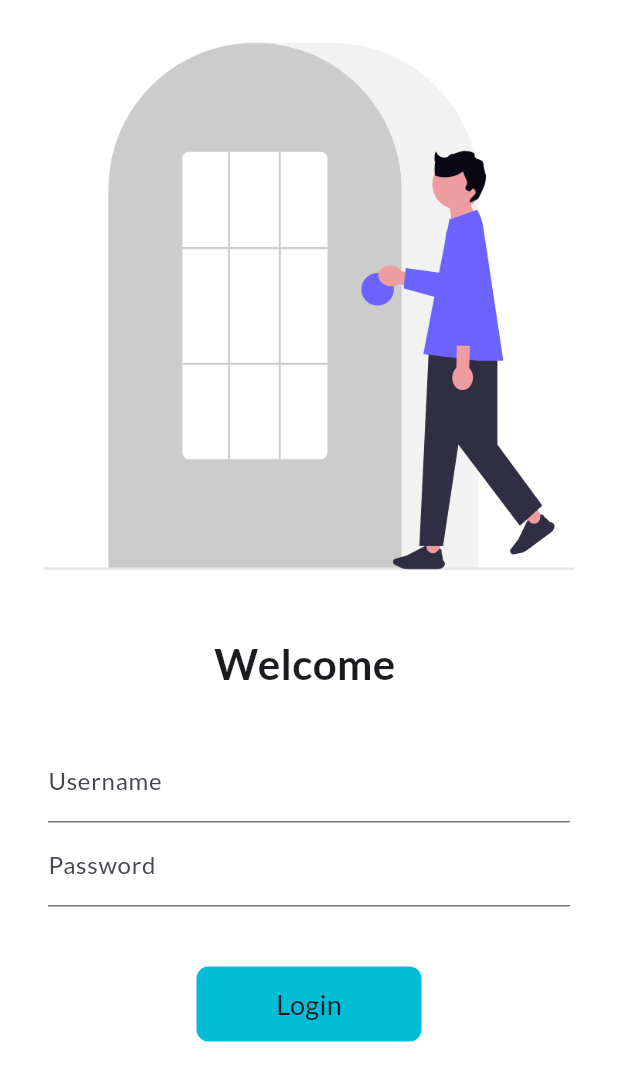
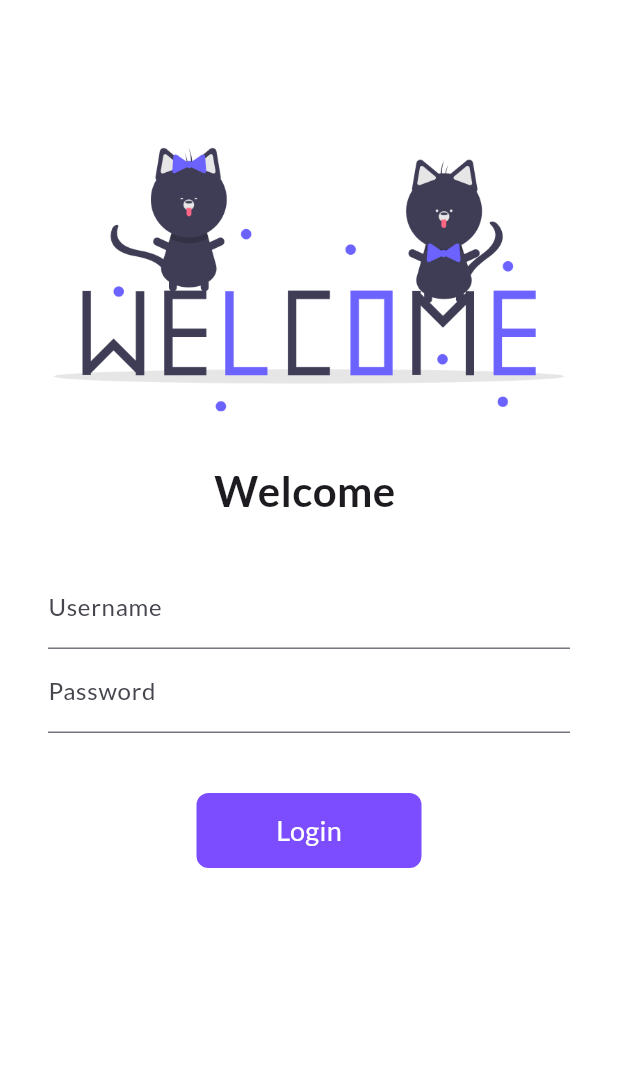
Before and after one commit to awais-yousaf75/flutter_30days, a Flutter app: the screen it shows after launch, on a phone screen of 412 x 824 dp. Shown: the top 1081 px of the screen. Run offline on Flutter 3.47's test engine with Material 3 defaults, Android fonts, the phone set to English and light mode, and no system bars; our stand-ins replace google_fonts.

Commit message:
day 8 completed

```diff
--- a/lib/main.dart
+++ b/lib/main.dart
@@ -19,7 +19,6 @@
       theme: ThemeData(
         primarySwatch: Colors.cyan,
         fontFamily: GoogleFonts.lato().fontFamily,
-        textTheme: GoogleFonts.latoTextTheme(),
       ),
       debugShowCheckedModeBanner: false,
       initialRoute: "/",
--- a/lib/pages/login_page.dart
+++ b/lib/pages/login_page.dart
@@ -12,15 +12,33 @@
   String name = "";
   bool changeButton = false;
 
+  final _formKey = GlobalKey<FormState>();
+
+  void moveToHome(BuildContext context) async {
+    if (_formKey.currentState!.validate()) {
+      setState(() {
+        changeButton = true;
+      });
+      await Future.delayed(Duration(seconds: 1));
+      await Navigator.pushNamed(context, MyRoutes.homeRoute);
+      setState(() {
+        changeButton = false;
+      });
+    }
+  }
+
   @override
   Widget build(BuildContext context) {
     return Material(
       color: Colors.white,
       child: SingleChildScrollView(
+        child: Form(
+          key: _formKey,
           child: Column(
             crossAxisAlignment: .center,
             children: [
-            Image.asset("assets/images/login.png", fit: BoxFit.fill),
+              const SizedBox(height: 80),
+              Image.asset("assets/images/welcome-cats.png", fit: BoxFit.fill),
               const SizedBox(height: 14),
               Text(
                 "Welcome $name",
@@ -43,6 +61,12 @@
                         name = value;
                         setState(() {});
                       },
+                      validator: (value) {
+                        if (value!.isEmpty) {
+                          return "Username cannot be empty.";
+                        }
+                        return null;
+                      },
                     ),
                     TextFormField(
                       obscureText: true,
@@ -50,29 +74,38 @@
                         hintText: "Enter password",
                         labelText: "Password",
                       ),
+                      validator: (value) {
+                        if (value!.isEmpty) {
+                          return "Password cannot be empty.";
+                        } else if (value.length < 6) {
+                          return "Length should be greater then 6.";
+                        }
+                        return null;
+                      },
                     ),
                     const SizedBox(height: 40),
 
-                  InkWell(
-                    onTap: () async {
-                      setState(() {
-                        changeButton = true;
-                      });
-                      await Future.delayed(Duration(seconds: 1));
-                      Navigator.pushNamed(context, MyRoutes.homeRoute);
-                    },
+                    Material(
+                      borderRadius: .circular(changeButton ? 50 : 8),
+                      color: Colors.deepPurpleAccent,
+                      child: InkWell(
+                        splashColor: Colors.black26,
+                        onTap: () => moveToHome(context),
                         child: AnimatedContainer(
                           height: 50,
                           width: changeButton ? 50 : 150,
                           alignment: .center,
-                      decoration: BoxDecoration(
-                        color: Colors.cyan,
-                        borderRadius: .circular(changeButton ? 50 : 8),
-                      ),
                           duration: Duration(seconds: 1),
                           child: changeButton
                               ? Icon(Icons.done)
-                          : Text("Login", style: TextStyle(fontSize: 18)),
+                              : Text(
+                                  "Login",
+                                  style: TextStyle(
+                                    fontSize: 18,
+                                    color: Colors.white,
+                                  ),
+                                ),
+                        ),
                       ),
                     ),
                   ],
@@ -81,6 +114,7 @@
             ],
           ),
         ),
+      ),
     );
   }
 }
```
Also changed, not shown: assets/images/welcome-cats.png (added). Lines whose indentation alone changed are shown as unchanged.
